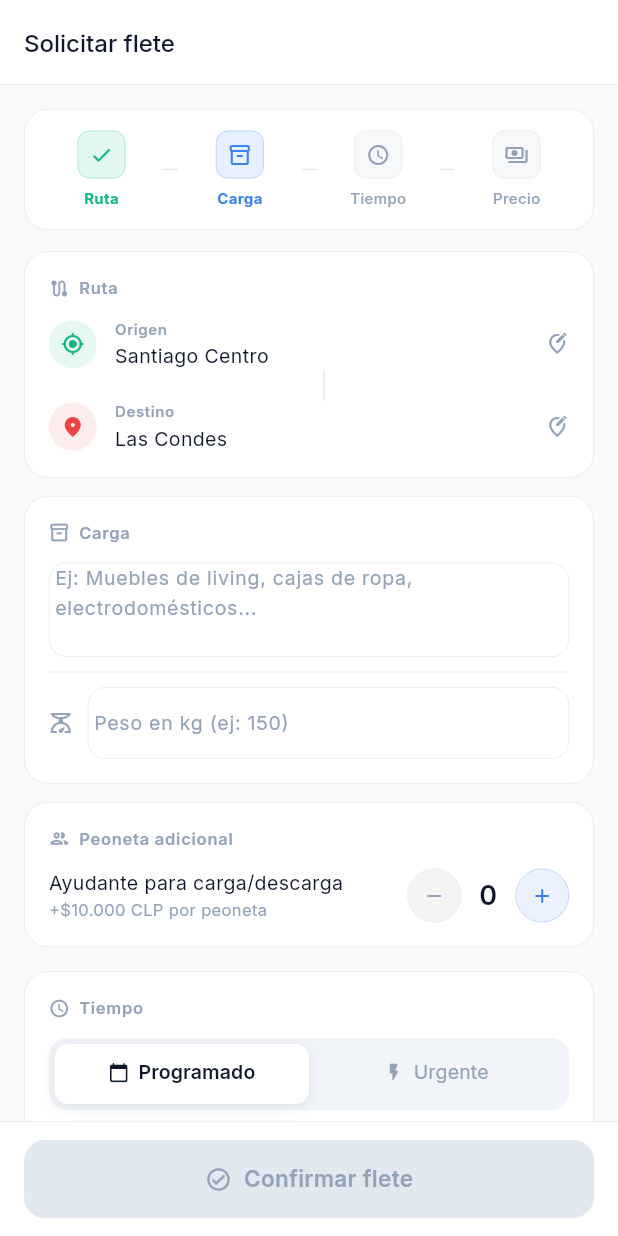
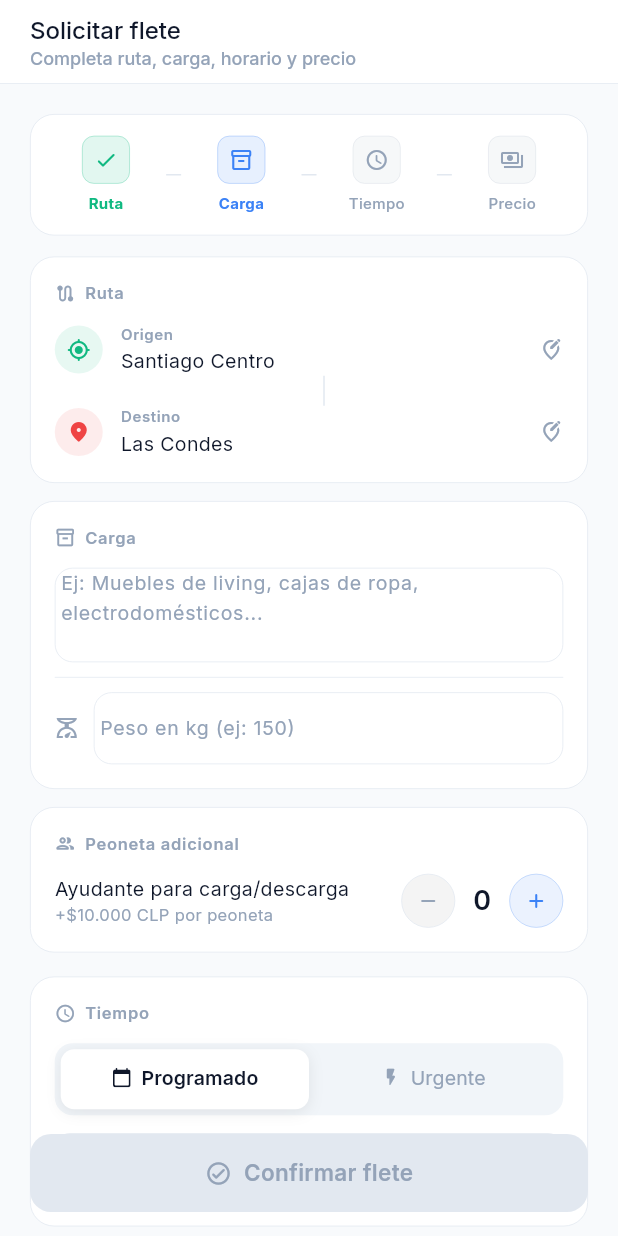
Before and after one commit to rodrigoalvrz024/Fleteapp, a Flutter app: the CreateFreightScreen screen opened by its route, on a phone screen of 412 x 824 dp. Run offline on Flutter 3.47's test engine with Material 3 defaults, Android fonts, the phone set to English and light mode, and no system bars; our stand-ins replace dio, firebase_core, firebase_messaging, flutter_riverpod, flutter_secure_storage, geocoding and 6 more; missing offline and left inert: dart:html; accounts and stored records are empty; network calls fail.

Commit message:
refactor: adapt core app screens for web

```diff
--- a/mobile/lib/screens/client/create_freight_screen.dart
+++ b/mobile/lib/screens/client/create_freight_screen.dart
@@ -7,6 +7,7 @@ import 'package:intl/intl.dart';
 import '../../services/freight_service.dart';
 import '../../services/api_service.dart';
 import '../../core/theme/app_theme.dart';
+import '../shared/web_layout.dart';
 
 class CreateFreightScreen extends StatefulWidget {
   final String? destAddress;
@@ -378,22 +379,16 @@ class _CreateFreightScreenState extends State<CreateFreightScreen>
   Widget build(BuildContext context) {
     final fmt = NumberFormat('#,##0', 'es_CL');
 
-    return Scaffold(
-      backgroundColor: const Color(0xFFF8FAFC),
-      appBar: AppBar(
-        title: const Text('Solicitar flete'),
-        backgroundColor: Colors.white,
-        foregroundColor: AppTheme.midnight,
-        elevation: 0,
-        bottom: PreferredSize(
-          preferredSize: const Size.fromHeight(0.5),
-          child: Container(height: 0.5, color: AppTheme.slate200),
-        ),
-      ),
-      body: Form(
+    return WebPageScaffold(
+      title: 'Solicitar flete',
+      subtitle: 'Completa ruta, carga, horario y precio',
+      // The form stays before the floating CTA so this screen reads top-down.
+      // ignore: sort_child_properties_last
+      child: Form(
         key: _formKey,
-        child: ListView(
-          padding: const EdgeInsets.fromLTRB(16, 16, 16, 120),
+        child: WebPageBody(
+          maxWidth: 780,
+          padding: const EdgeInsets.fromLTRB(20, 20, 20, 120),
           children: [
             _RequestProgressHeader(
               activeStep: _activeStep,
@@ -631,20 +626,17 @@ class _CreateFreightScreenState extends State<CreateFreightScreen>
       ),
 
       // ── CTA sticky ───────────────────────────────────
-      bottomNavigationBar: Container(
-        padding: EdgeInsets.fromLTRB(
-            16, 12, 16, MediaQuery.of(context).padding.bottom + 12),
-        decoration: const BoxDecoration(
-          color: Colors.white,
-          border: Border(
-            top: BorderSide(color: AppTheme.slate200, width: 0.5),
+      floatingActionButtonLocation: FloatingActionButtonLocation.centerFloat,
+      floatingActionButton: ConstrainedBox(
+        constraints: const BoxConstraints(maxWidth: 780),
+        child: Padding(
+          padding: const EdgeInsets.symmetric(horizontal: 20),
+          child: _SubmitButton(
+            isUrgent: _isUrgent,
+            canSubmit: _canSubmit,
+            loading: _loading,
+            onTap: _submit,
           ),
-        ),
-        child: _SubmitButton(
-          isUrgent: _isUrgent,
-          canSubmit: _canSubmit,
-          loading: _loading,
-          onTap: _submit,
         ),
       ),
     );
--- a/mobile/lib/screens/shared/web_layout.dart
+++ b/mobile/lib/screens/shared/web_layout.dart
@@ -10,6 +10,7 @@ class WebPageScaffold extends StatelessWidget {
   final Widget child;
   final List<Widget> actions;
   final Widget? floatingActionButton;
+  final FloatingActionButtonLocation? floatingActionButtonLocation;
 
   const WebPageScaffold({
     super.key,
@@ -18,6 +19,7 @@ class WebPageScaffold extends StatelessWidget {
     this.subtitle,
     this.actions = const [],
     this.floatingActionButton,
+    this.floatingActionButtonLocation,
   });
 
   @override
@@ -31,6 +33,7 @@ class WebPageScaffold extends StatelessWidget {
       ),
       body: SafeArea(child: child),
       floatingActionButton: floatingActionButton,
+      floatingActionButtonLocation: floatingActionButtonLocation,
     );
   }
 }
```
Also changed, not shown: mobile/lib/screens/client/client_home_screen.dart (+33 -14 lines), mobile/lib/screens/driver/driver_home_screen.dart (+28 -11 lines), mobile/lib/screens/driver/driver_onboarding_screen.dart (+6 -1 lines).
